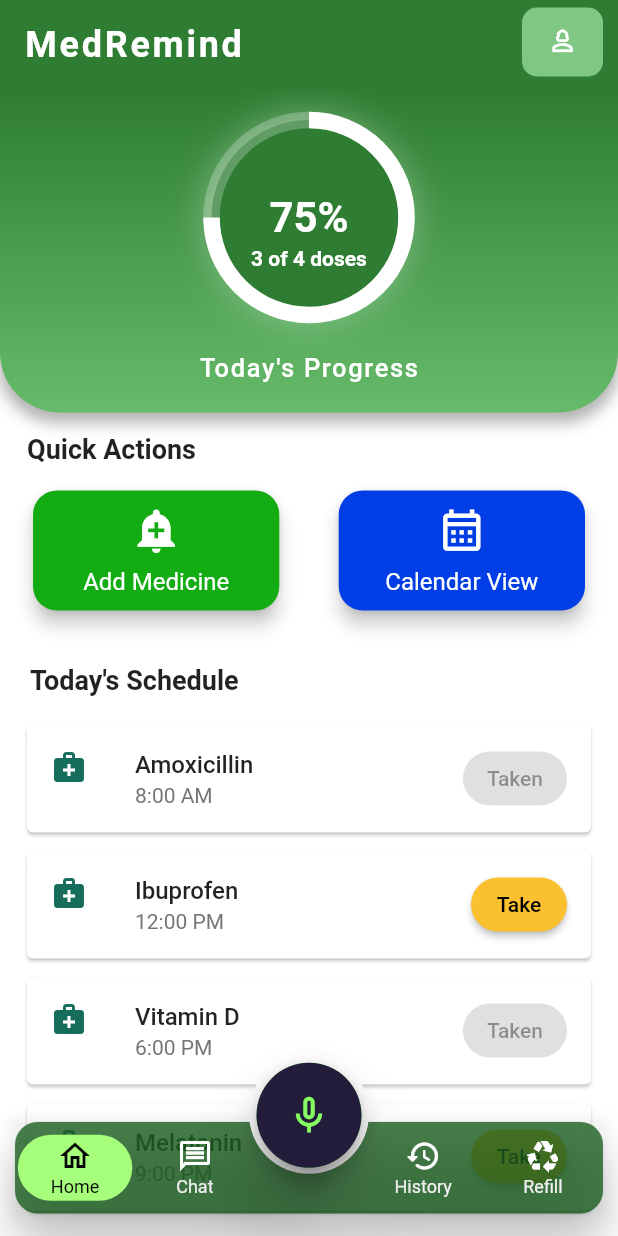
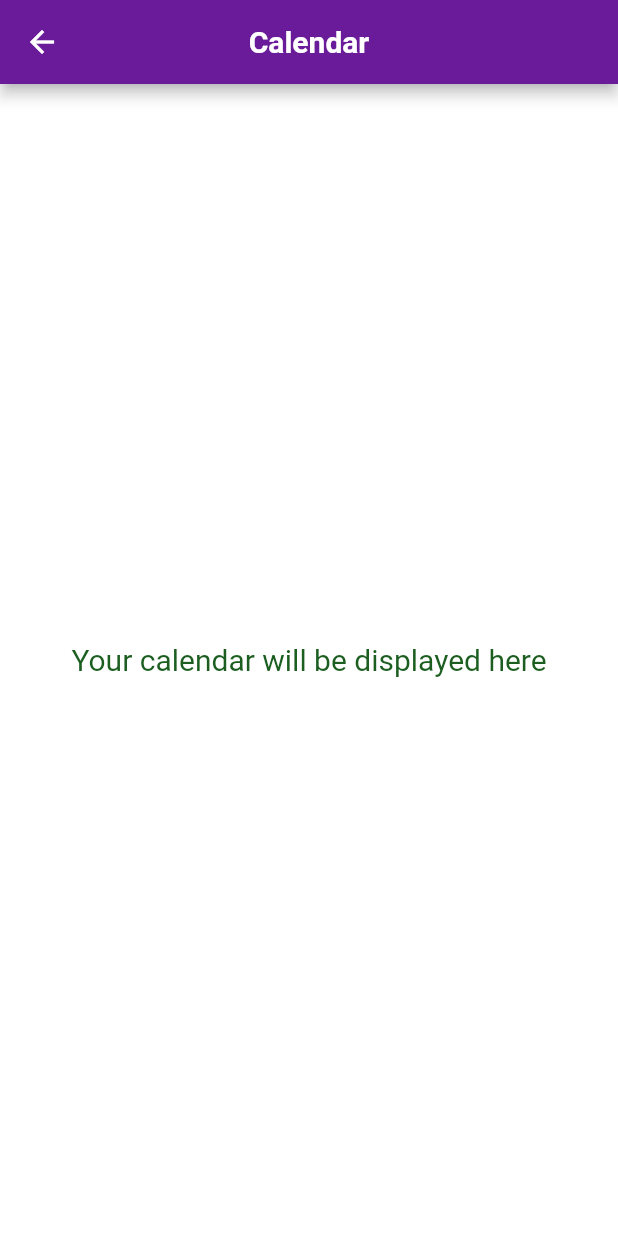
Before and after one commit to yadhugopakumar/Miniproject, a Flutter app: the screen it shows after launch, after a tap on "Calendar View", on a phone screen of 412 x 824 dp. Run offline on Flutter 3.47's test engine with Material 2 defaults, Android fonts, the phone set to English and light mode, and no system bars.

Commit message:
homepage ui done 24/7/25

```diff
--- a/lib/bottomnavbar.dart
+++ b/lib/bottomnavbar.dart
@@ -31,15 +31,16 @@ class _BottomnavbarState extends State<Bottomnavbar> {
           ),
           elevation: 20,
           child: Container(
-            height: 70.0,
-            width: 70.0,
+            height: 65.0,
+            width: 65.0,
             child: FloatingActionButton(
               backgroundColor: Color.fromARGB(255, 36, 28, 59),
               onPressed: () {},
               child: const Icon(
                 Icons.mic_none_sharp,
-                size: 30,
-                color: Color.fromARGB(255, 134, 255, 97),
+                size: 33,
+                // color: Color.fromARGB(255, 134, 255, 97),
+                color: Color.fromARGB(255, 255, 216, 42),
               ),
             ),
           ),
@@ -54,7 +55,9 @@ class _BottomnavbarState extends State<Bottomnavbar> {
           elevation: 10,
           child: Container(
               decoration: BoxDecoration(
-                color: Colors.green[900]!.withOpacity(0.8),
+                // color: Colors.green[900]!.withOpacity(0.85),
+                color: Colors.purple[900]!.withOpacity(0.8),
+
                 borderRadius: BorderRadius.circular(15),
                 border: Border.all(
                   color: Colors.green[900]!,
@@ -74,15 +77,15 @@ class _BottomnavbarState extends State<Bottomnavbar> {
                     clipBehavior: Clip.none,
                     children: [
                       Container(
-                        width: MediaQuery.of(context).size.width / 6,
+                        width: MediaQuery.of(context).size.width / 8,
                         height: 50,
                         color: Colors.transparent, // optional background placeholder
                       ),
                       Positioned(
-                        top: -51, // half of height to make it overlap nicely
+                        top: -48, // half of height to make it overlap nicely
                         child: Container(
-                          width: 80,
-                          height: 80,
+                          width: 75,
+                          height: 75,
                           decoration: const BoxDecoration(
                             color: Colors.white,
                             shape: BoxShape.circle,
@@ -116,11 +119,11 @@ class _BottomnavbarState extends State<Bottomnavbar> {
       child: Container(
         width: MediaQuery.of(context).size.width / 5.4,
         decoration: BoxDecoration(
-            borderRadius: BorderRadius.circular(24),
+            borderRadius: BorderRadius.circular(20),
             color: isSelected
                 ? Color.fromARGB(255, 165, 255, 123)
                 : Colors.transparent),
-        padding: const EdgeInsets.symmetric(horizontal: 8, vertical: 2),
+        padding: const EdgeInsets.symmetric(horizontal: 2, vertical: 2),
         child: Column(
           mainAxisAlignment: MainAxisAlignment.spaceEvenly,
           mainAxisSize: MainAxisSize.min,
--- a/lib/pages/homepage.dart
+++ b/lib/pages/homepage.dart
@@ -1,16 +1,16 @@
 import 'package:flutter/material.dart';
+import 'package:medremind/pages/screens/addmedicinepage.dart';
+import 'package:medremind/pages/screens/calendarpage.dart';
 
 class Homepage extends StatefulWidget {
   const Homepage({super.key});
 
   @override
-  State<Homepage> createState() =>
-      _HomepageStateContent();
+  State<Homepage> createState() => _HomepageStateContent();
 }
 
 class _HomepageStateContent extends State<Homepage> {
   final DateTime today = DateTime.now();
-
 
   @override
   Widget build(BuildContext context) {
@@ -35,10 +35,13 @@ class _HomepageStateContent extends State<Homepage> {
           SliverAppBar(
             pinned: true,
             expandedHeight: 60.0,
-            backgroundColor: Colors.green[800],
+            // backgroundColor: Colors.green[800],
+          backgroundColor:Colors.purple[800], // Changed to purple for better contrast
+
             elevation: 0,
             centerTitle: true,
             flexibleSpace: const FlexibleSpaceBar(
+
               centerTitle: false,
               expandedTitleScale: 1.5,
               title: Text('MedRemind',
@@ -52,13 +55,12 @@ class _HomepageStateContent extends State<Homepage> {
             actions: [
               Padding(
                 padding: const EdgeInsets.only(right: 10.0, top: 5, bottom: 5),
-                child:  Container(
+                child: Container(
                   decoration: BoxDecoration(
-                    color: Colors.green[300],
+                    color: Color.fromARGB(255, 130, 170, 155),
                     borderRadius: BorderRadius.circular(10),
                   ),
-                  padding: const EdgeInsets.all(3),
-
+                  padding: const EdgeInsets.all(2),
                   child: IconButton(
                     onPressed: () {
                       print('Profile button pressed!');
@@ -69,8 +71,6 @@ class _HomepageStateContent extends State<Homepage> {
                 ),
               )
             ],
-
-
           ),
           SliverToBoxAdapter(
             child: Column(
@@ -120,8 +120,10 @@ class _HomepageStateContent extends State<Homepage> {
       decoration: BoxDecoration(
         gradient: LinearGradient(
           colors: [
-            Colors.green.shade800,
-            Colors.green.shade400
+            // Colors.green.shade800,
+            // Colors.green.shade500
+            Colors.purple[800]!, // Changed to purple for better contrast
+            Colors.purple[400]!, // Changed to purple for better contrast
           ], // Added ! for null safety
           begin: Alignment.topCenter,
           end: Alignment.bottomCenter,
@@ -134,7 +136,7 @@ class _HomepageStateContent extends State<Homepage> {
           BoxShadow(
             color: Colors.black.withOpacity(0.3),
             offset: const Offset(0, 6), // x=0, y=6 (bottom shadow)
-            blurRadius: 8,
+            blurRadius: 10,
             spreadRadius: 1,
           ),
         ],
@@ -151,7 +153,9 @@ class _HomepageStateContent extends State<Homepage> {
                   child: Container(
                     decoration: BoxDecoration(
                       shape: BoxShape.circle,
-                      color: Colors.green[800],
+                      // color: Colors.green[800],
+                      color: Colors.purple[800],
+
                       boxShadow: [
                         BoxShadow(
                           color: Colors.white.withOpacity(0.3),
@@ -160,12 +164,16 @@ class _HomepageStateContent extends State<Homepage> {
                         ),
                       ],
                     ),
-                    child: CircularProgressIndicator(
-                      value: progress,
-                      strokeWidth: 11,
-                      backgroundColor: Colors.white24,
-                      valueColor:
-                          const AlwaysStoppedAnimation<Color>(Colors.white),
+                    child: TweenAnimationBuilder<double>(
+                      tween: Tween<double>(begin: 0, end: progress),
+                      duration: const Duration(milliseconds:700),
+                      builder: (context, value, _) => CircularProgressIndicator(
+                        value: value,
+                        strokeWidth: 11,
+                        backgroundColor: Colors.white24,
+                        valueColor:
+                            const AlwaysStoppedAnimation<Color>(Colors.white),
+                      ),
                     ),
                   ),
                 ),
@@ -215,22 +223,27 @@ class _HomepageStateContent extends State<Homepage> {
             children: [
               _quickActionCard(
                 context: context,
-                color: Color.fromARGB(255, 19, 172, 19),
+                color: Color.fromARGB(255, 68, 120, 161),
+                // color: Color.fromARGB(255, 2, 62, 230),
+                // color:Color.fromARGB(255, 111, 111, 1),
+
                 icon: Icons.add_alert,
                 label: "Add Medicine",
                 onTap: () {
                   print('Add Medicine tapped!');
-                  // Navigator.push(context, MaterialPageRoute(builder: (_) => AddMedicinePage())), // Removed navigation
+                  Navigator.push(context, MaterialPageRoute(builder: (_) => AddMedicinePage())); // Removed navigation
                 },
               ),
               _quickActionCard(
                 context: context,
-                color: Color.fromARGB(255, 2, 62, 230),
+                color: Color.fromARGB(255, 121, 89, 60),
+                // color: Color.fromARGB(255, 123, 0, 148),
+
                 icon: Icons.calendar_month_outlined,
                 label: "Calendar View",
                 onTap: () {
                   print('Calendar View tapped!');
-                  // Navigator.push(context, MaterialPageRoute(builder: (_) => Calenderpg())), // Removed navigation
+                  Navigator.push(context, MaterialPageRoute(builder: (_) => Calendarpage())); // Removed navigation
                 },
               ),
             ],
@@ -284,10 +297,14 @@ class _HomepageStateContent extends State<Homepage> {
     required Color backgroundGreen,
   }) {
     return Card(
-      margin: const EdgeInsets.symmetric(
-          horizontal: 18, vertical: 6),
+      margin: const EdgeInsets.symmetric(horizontal: 18, vertical: 6),
       child: ListTile(
-        leading: Icon(Icons.medical_services, color: backgroundGreen),
+        leading: Icon(
+          Icons.panorama_photosphere_rounded,
+          // Icons.lens_blur_outlined,
+        color: Colors.green[700],
+        size: 30,
+        ),
         title: Text(medicine,
             style: const TextStyle(fontSize: 16, fontWeight: FontWeight.w500)),
         subtitle:
--- /dev/null
+++ b/lib/pages/screens/addmedicinepage.dart
@@ -0,0 +1,32 @@
+import 'package:flutter/material.dart';
+
+class AddMedicinePage extends StatefulWidget {
+  const AddMedicinePage({super.key});
+
+  @override
+  State<AddMedicinePage> createState() => _AddMedicinePageState();
+}
+
+class _AddMedicinePageState extends State<AddMedicinePage> {
+  @override
+  Widget build(BuildContext context) {
+    return Scaffold(
+      appBar: AppBar(
+        title: const Text('Add Medicine'),
+        backgroundColor: Colors.purple[800],
+        centerTitle: true,
+        titleTextStyle: TextStyle(
+          color: Colors.white,
+          fontSize: 20,
+          fontWeight: FontWeight.bold,
+        ),
+      ),
+      body: Center(
+        child: Text(
+          'Add your medicine details here',
+          style: TextStyle(fontSize: 20, color: Colors.green[700]),
+        ),
+      ),
+    );
+  }
+}
--- /dev/null
+++ b/lib/pages/screens/calendarpage.dart
@@ -0,0 +1,32 @@
+import 'package:flutter/material.dart';
+
+class Calendarpage extends StatefulWidget {
+  const Calendarpage({super.key});
+
+  @override
+  State<Calendarpage> createState() => _CalendarpageState();
+}
+
+class _CalendarpageState extends State<Calendarpage> {
+  @override
+  Widget build(BuildContext context) {
+    return Scaffold(
+      appBar: AppBar(
+        title: const Text('Calendar'),
+        backgroundColor: Colors.purple[800],
+        centerTitle: true,
+         titleTextStyle:const TextStyle(
+          color: Colors.white,
+          fontSize: 20,
+          fontWeight: FontWeight.bold,
+        ),
+      ),
+      body: Center(
+        child: Text(
+          'Your calendar will be displayed here',
+          style: TextStyle(fontSize: 20, color: Colors.green[900]),
+        ),
+      ),
+    );
+  }
+}
```
